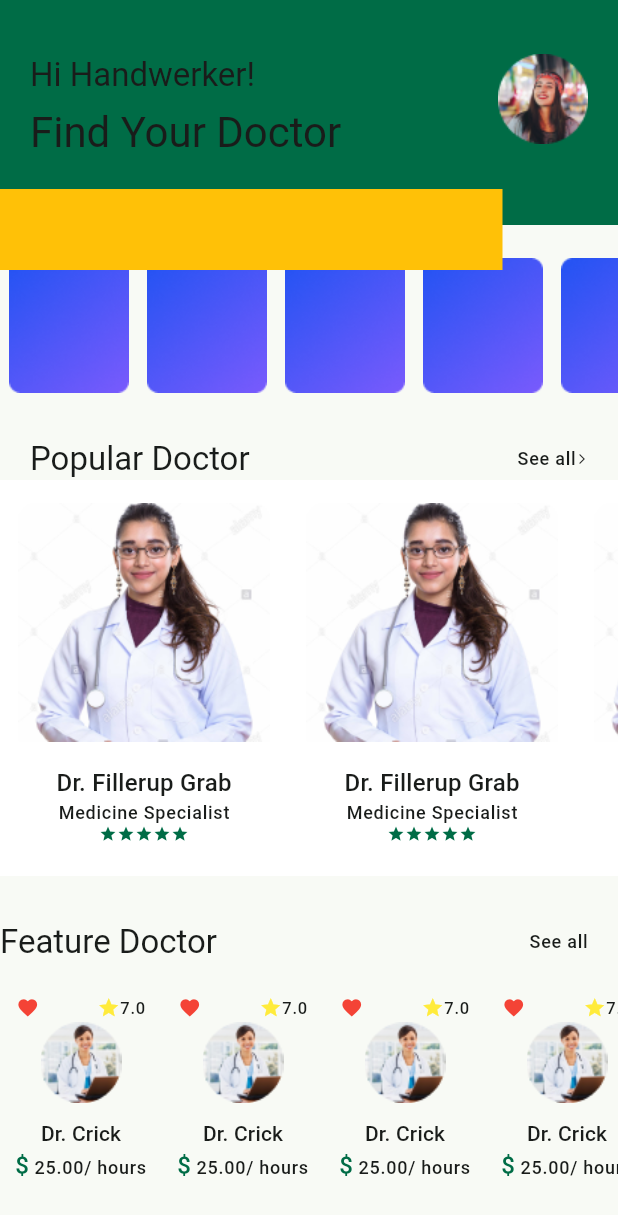
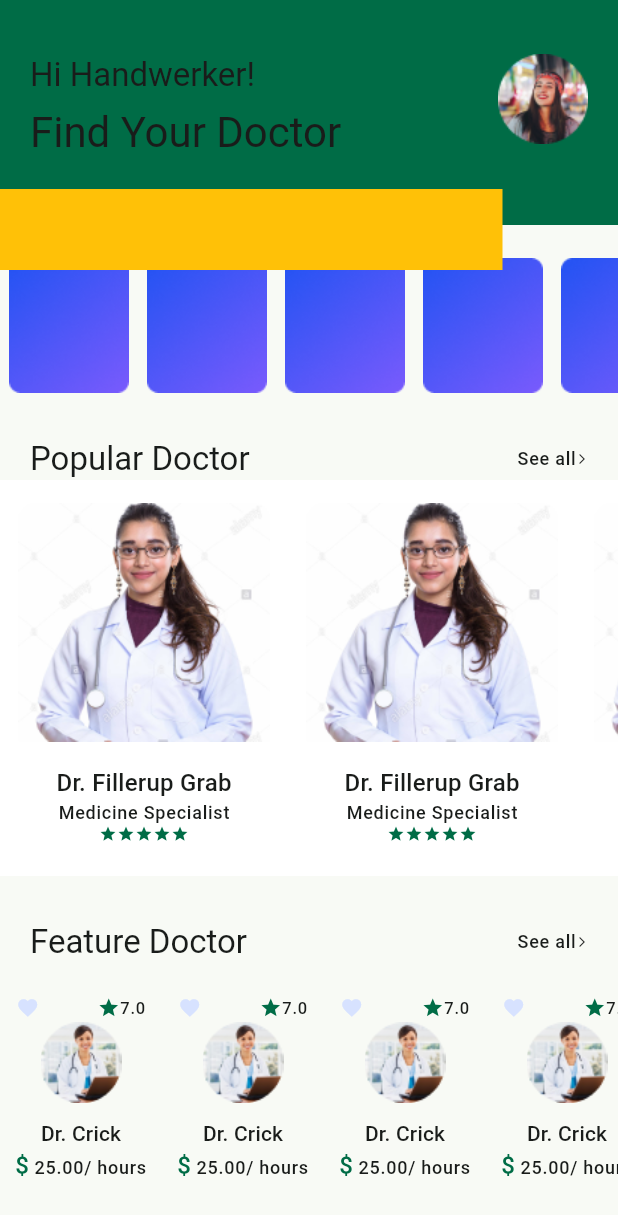
Before and after one commit to majidfathi69/DoctorHunt, a Flutter app: the HomeScreen screen opened by its route, scrolled down 215 dp, on a phone screen of 412 x 824 dp. Shown: the top 1215 px of the screen. Run offline on Flutter 3.47's test engine with Material 2 defaults, Android fonts, the phone set to English and light mode, and no system bars; our stand-ins replace get.

Commit message:
fixed Feature Doctor 05_Home screen

```diff
--- a/lib/app/modules/home/views/home_view.dart
+++ b/lib/app/modules/home/views/home_view.dart
@@ -48,19 +48,26 @@ class FeaturedDoctors extends StatelessWidget {
   Widget build(BuildContext context) {
     return Column(
       children: [
-        Row(
+        Padding(
+          padding: const EdgeInsets.symmetric(horizontal: 20),
+          child: Row(
             mainAxisAlignment: MainAxisAlignment.spaceBetween,
             children: [
               Text(
                 'Feature Doctor',
                 style: Theme.of(context).textTheme.titleLarge,
               ),
-            Padding(
-              padding: const EdgeInsets.symmetric(horizontal: 20),
-              child: Text('See all',
-                  style: Theme.of(context).textTheme.labelMedium),
+              Row(
+                children: [
+                  Text('See all', style: Theme.of(context).textTheme.labelMedium),
+                  const Icon(
+                    Icons.arrow_forward_ios,
+                    size: 8,
+                  )
+                ],
               ),
             ],
+          ),
         ),
         const SizedBox(height: 22),
         SizedBox(
@@ -99,11 +106,11 @@ class FeaturedDoctor extends StatelessWidget {
             child: Row(
               mainAxisAlignment: MainAxisAlignment.spaceBetween,
               children: [
-                const Icon(Icons.favorite, size: 15, color: Colors.red),
+                 Icon(Icons.favorite, size: 15, color: Theme.of(context).colorScheme.tertiaryContainer),
                 Row(
                   mainAxisSize: MainAxisSize.min,
                   children: [
-                    const Icon(Icons.star, size: 15, color: Colors.yellow),
+                     Icon(Icons.star, size: 15, color: Theme.of(context).colorScheme.primary),
                     Text('7.0', style: Theme.of(context).textTheme.labelSmall),
                   ],
                 )
```
Lines whose indentation alone changed are shown as unchanged.
